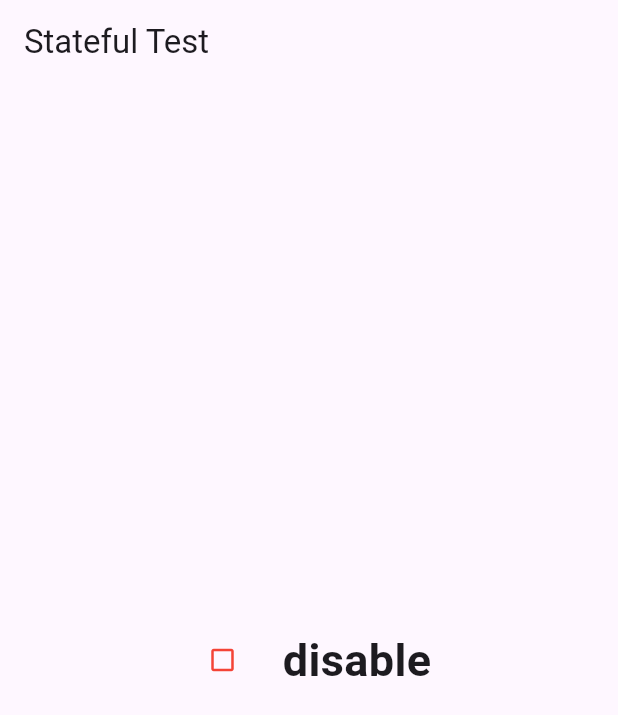
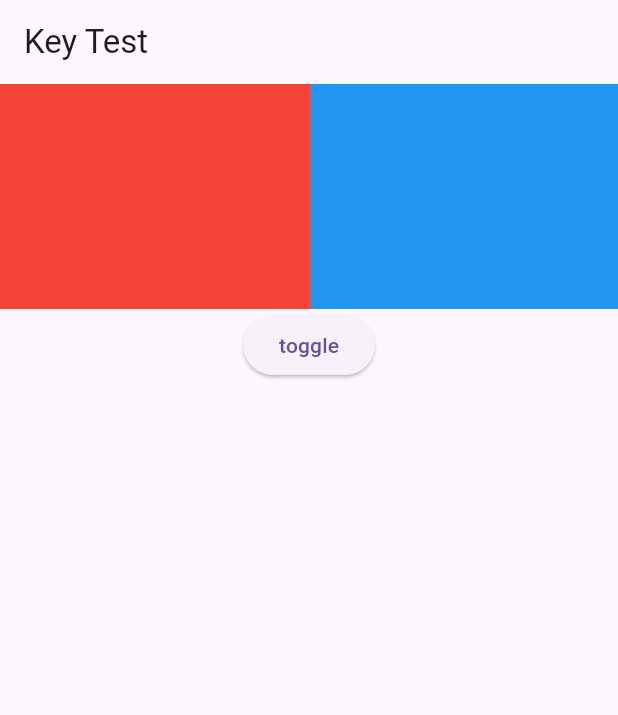
Before and after one commit to Sumin0411/flutterStudy, a Flutter app: the screen it shows after launch, on a phone screen of 412 x 824 dp. Shown: the top 715 px of the screen. Run offline on Flutter 3.47's test engine with Material 3 defaults, Android fonts, the light colour scheme and no system bars.

Commit message:
StatefulWidget Key Test

```diff
--- a/lib/main.dart
+++ b/lib/main.dart
@@ -3,109 +3,69 @@ import 'package:flutter/material.dart';
 void main() {
   runApp(MyApp());
 }
+
 class MyApp extends StatelessWidget {
   @override
   Widget build(BuildContext context) {
     return MaterialApp(
         debugShowCheckedModeBanner: false,
-      home: Scaffold(
-        appBar: AppBar(
-          title: const Text('Stateful Test'),
-        ),
-        body: MyWidget(),
-      ),
+        home: MyListWidget()
     );
   }
 }
-class MyWidget extends StatefulWidget{
+
+class MyListWidget extends StatefulWidget{
   @override
   State<StatefulWidget> createState(){
-    return _MyWidgetState();
+    return _MyListWidgetState();
   }
 }
 
-class _MyWidgetState extends State<MyWidget>{
-  bool enabled = false;
-  String stateText = "disable";
-
-  void changeCheck(){
+class _MyListWidgetState extends State<MyListWidget>{
+  List<Widget> widgetList = [
+    MyColorItemWidget(Colors.red, key: UniqueKey(),),
+    MyColorItemWidget(Colors.blue, key: UniqueKey()),
+  ];
+  onChange(){
+    print(widgetList.elementAt(0).key);
     setState(() {
-      if (enabled){
-        stateText = "disable";
-        enabled = false;
-      }else{
-        stateText = "enable";
-        enabled = true;
-      }
+      widgetList.insert(1, widgetList.removeAt(0));
     });
   }
-
   @override
   Widget build(BuildContext context){
-    return Center(
-      child: Row(
-        mainAxisAlignment: MainAxisAlignment.center,
+    return Scaffold(
+      appBar: AppBar(title: Text('Key Test'),),
+      body: Column(
         children: [
-          IconButton(
-            icon: (enabled
-                ? const Icon(
-              Icons.check_box,
-              size: 20,
-          )
-        :  const Icon(Icons.check_box_outline_blank, size: 20,)),
-          color: Colors.red,
-          onPressed: changeCheck,
-          ),
-          Container(
-            padding: const EdgeInsets.only(left:16),
-            child: Text(
-              '$stateText',
-              style: const TextStyle(fontSize: 30, fontWeight: FontWeight.bold),
-            ),
-          )
+          Row(children: widgetList,),
+          ElevatedButton(onPressed: onChange, child: Text("toggle"))
         ],
       ),
     );
   }
 }
-// class MyApp extends StatelessWidget {
-//   bool enabled = false;
-//   String stateText = "disable";
-//   void chageCheck(){
-//     if (enabled) {
-//       stateText = "disable";
-//       enabled = false;
-//     } else {
-//       stateText = "enable";
-//       enabled = true;
-//     }
-//   }
-//   @override
-//   Widget build(BuildContext context){
-//     return MaterialApp(
-//       debugShowCheckedModeBanner: false,
-//       home: Scaffold(
-//         appBar: AppBar(
-//           title: const Text('Stateless Test'),
-//         ),
-//         body: Center(
-//             child:Row(
-//               mainAxisAlignment: MainAxisAlignment.center,
-//               children: [
-//                 IconButton(
-//                   icon: (enabled ?  const Icon(Icons.check_box, size : 20,):
-//                         const Icon(Icons.check_box_outline_blank, size: 20,)),
-//                   color: Colors.red,
-//                   onPressed: chageCheck,
-//                 ),
-//                 Container(
-//                   padding: const EdgeInsets.only(left:16),
-//                   child: Text('$stateText', style: const TextStyle(fontSize: 32,
-//                   fontWeight: FontWeight.bold),),
-//                 ),
-//               ],
-//             ),)
-//       ),
-//     );
-//   }
-// }
+
+class MyColorItemWidget extends StatefulWidget{
+  Color color;
+  MyColorItemWidget(this.color, {Key? key}):super (key:key);
+  @override
+  State<StatefulWidget> createState(){
+    return _MyColorItemWidgetState(color);
+  }
+}
+
+class _MyColorItemWidgetState extends State<MyColorItemWidget>{
+  Color color;
+  _MyColorItemWidgetState(this.color);
+  @override
+  Widget build(BuildContext context){
+    return Expanded(
+      child: Container(
+        color : color,
+        width: 150,
+        height: 150,
+      )
+    );
+  }
+}
```
Lines whose indentation alone changed are shown as unchanged.
